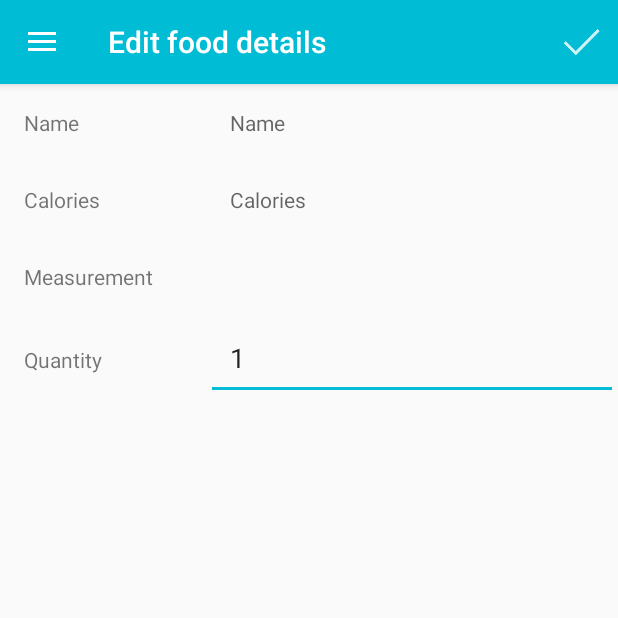
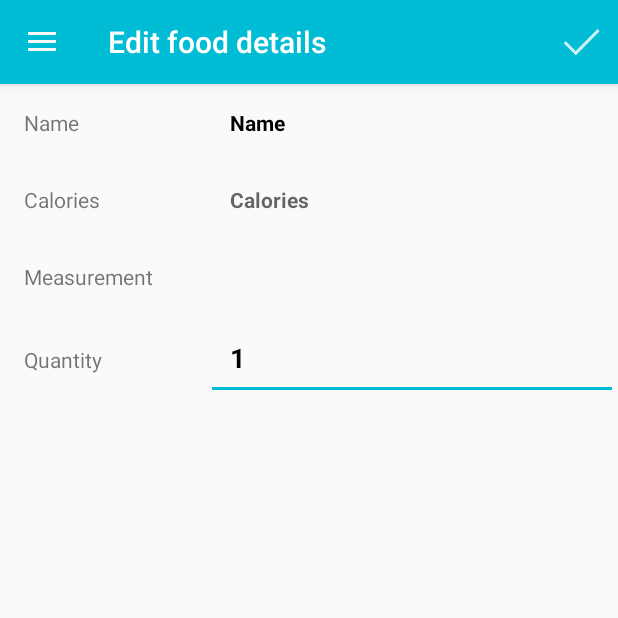
Before and after one commit to dorohayon/MyCaloriePhone, an Android app: the AddToDiaryActivity screen opened directly, with no data from a screen before it, on a phone screen of 412 x 824 dp, the top half of it. Run offline under Robolectric (Android 15) with nearby library versions, the phone set to English and light mode, and no system bars; our stand-ins replace Room's generated code; libraries missing offline, so code that uses them is left out: uk.co.deanwild; 15 statements that could not run were skipped.

Commit message:
improve UI

```diff
--- a/app/src/main/java/com/example/akiscaloriephone/UI/DiaryAdapter.java
+++ b/app/src/main/java/com/example/akiscaloriephone/UI/DiaryAdapter.java
@@ -54,7 +54,7 @@ public class DiaryAdapter extends RecyclerView.Adapter<DiaryAdapter.FoodViewHold
     @NonNull
     @Override
     public DiaryAdapter.FoodViewHolder onCreateViewHolder(@NonNull ViewGroup parent, int viewType) {
-        View view = LayoutInflater.from(context).inflate(R.layout.list_item, parent, false);
+        View view = LayoutInflater.from(context).inflate(R.layout.list_item_food_diary, parent, false);
         return new FoodViewHolder(view);
     }
 
--- a/app/src/main/java/com/example/akiscaloriephone/UI/MySportsAdapter.java
+++ b/app/src/main/java/com/example/akiscaloriephone/UI/MySportsAdapter.java
@@ -50,7 +50,7 @@ public class MySportsAdapter extends RecyclerView.Adapter<MySportsAdapter.MySpor
     @NonNull
     @Override
     public MySportsAdapter.MySportsViewHolder onCreateViewHolder(@NonNull ViewGroup parent, int viewType) {
-        View view = LayoutInflater.from(context).inflate(R.layout.list_item_my_sport, parent, false);
+        View view = LayoutInflater.from(context).inflate(R.layout.list_item_sport_diary, parent, false);
         return new MySportsViewHolder(view);    }
 
     @Override
--- a/app/src/main/java/com/example/akiscaloriephone/UI/SportDiaryFragment.java
+++ b/app/src/main/java/com/example/akiscaloriephone/UI/SportDiaryFragment.java
@@ -111,6 +111,8 @@ public class SportDiaryFragment extends Fragment implements MainActivity.OnNextD
         SharedPreferences.Editor editor = sharedPreferences.edit();
         stepsCount = (TextView) view.findViewById(R.id.totalSteps);
         stepsCount.setText(getResources().getString(R.string.total_steps) +": " + sharedPreferences.getFloat(AppContract.STEP_PREFENCES, 0));
+        if(!sharedPreferences.getBoolean("stepCounterSwitch",false))
+            stepsCount.setVisibility(View.INVISIBLE);
         db=AppDatabase.getInstance(getContext());
 
         // set up the RecyclerView of sports
--- a/app/src/main/res/layout/activity_add_to_diary.xml
+++ b/app/src/main/res/layout/activity_add_to_diary.xml
@@ -25,8 +25,10 @@
             android:id="@+id/foodname_add_to_diary"
             android:layout_width="wrap_content"
             android:layout_height="wrap_content"
-            android:hint="@string/name"
-            android:padding="16dp" />
+            android:padding="16dp"
+            android:text="@string/name"
+            android:textStyle="bold"
+            android:textColor="#000000" />
 
     </LinearLayout>
 
@@ -49,6 +51,8 @@
             android:layout_height="wrap_content"
             android:layout_weight="2"
             android:hint="@string/calories"
+            android:textStyle="bold"
+            android:textColor="#000000"
             android:padding="16dp" />
 
 
@@ -69,6 +73,8 @@
             android:id="@+id/foodsize_add_to_diary"
             android:layout_width="wrap_content"
             android:layout_height="wrap_content"
+            android:textStyle="bold"
+            android:textColor="#000000"
             android:paddingLeft="10dp"
             android:paddingTop="16dp"
             android:paddingRight="16dp"
@@ -98,6 +104,8 @@
             android:layout_weight="2"
             android:hint="@string/quantity"
             android:inputType="numberDecimal"
+            android:textStyle="bold"
+            android:textColor="#000000"
             android:padding="16dp"
             android:importantForAutofill="no" />
 
--- a/app/src/main/res/layout/activity_foodlist.xml
+++ b/app/src/main/res/layout/activity_foodlist.xml
@@ -16,6 +16,7 @@
         android:layout_height="wrap_content"
         android:layout_marginTop="8dp"
         android:layout_marginBottom="8dp"
+        android:layoutDirection="ltr"
         android:orientation="horizontal">
 
         <SearchView
--- a/app/src/main/res/layout/activity_sports_list.xml
+++ b/app/src/main/res/layout/activity_sports_list.xml
@@ -12,6 +12,7 @@
         android:layout_width="match_parent"
         android:layout_height="wrap_content"
         android:layout_marginTop="8dp"
+        android:layoutDirection="ltr"
         android:queryHint="Enter sport name" />
 
     <androidx.recyclerview.widget.RecyclerView
--- a/app/src/main/res/values/strings.xml
+++ b/app/src/main/res/values/strings.xml
@@ -24,7 +24,7 @@
     <string name="yourDetails">Your Details</string>
     <string name="yourtargetWeight">Target weight</string>
     <string name="levelOfPhisicalActivity">Level of physical activity</string>
-    <string name="HowMuchWeightPerWeek">How much weight you want to\nlose/gain per week</string>
+    <string name="HowMuchWeightPerWeek">Weight loss/gain target per week</string>
     <string name="useStepCounter">Use step counter</string>
     <string name="stepCounter">Step counter</string>
     <string name="yourFavoritesFoods">Your favorites foods\n\n\nBreakfest</string>
@@ -40,7 +40,7 @@
     <string name="Clickheretoeditfavoritelunchfoods">Click here to edit favorite lunch foods</string>
     <string name="calories">Calories</string>
     <string name="measurement">Measurement</string>
-    <string name="enter_details_diary_fragment">Please enter your details in order to calculate recommended values.</string>
+    <string name="enter_details_diary_fragment">In order to calculate recommended consumption values,please insert your personal details</string>
     <string name="total_calories">Total calories</string>
     <string name="destination_calories">destination calories</string>
     <string name="total_steps">Total steps</string>
@@ -84,7 +84,7 @@
     <string name="clicktochooseintensity">Click here to Choose the intensity of your sport</string>
     <string name="clicktochoosehowlong">Click here to set how long your sport last in minutes</string>
     <string name="sportadded">Sport Added</string>
-    <string name="hellowelcome">Hello, Welcome to My CaloriePhone !\nIn order to calculate recommended values, You need to set your details.\nYou can perform it by this button or from settings.</string>
+    <string name="hellowelcome">Hello, Welcome to My CaloriePhone !\nIn order to calculate recommended consumption values,please insert your personal details.\nYou can perform it by this button or from settings.</string>
     <string name="hereyouchoosefood">here you Choose food to add to your diary</string>
     <string name="hereyouswitchprevious">here you switch to previous day</string>
     <string name="hereyouswitchnext">here you switch to next day</string>
```
Also changed, not shown: app/src/main/res/layout/activity_edit_and_add_sport.xml (+8 -0 lines), app/src/main/res/layout/list_item_food_diary.xml (renamed from app/src/main/res/layout/list_item.xml), app/src/main/res/layout/list_item_sport_diary.xml (renamed from app/src/main/res/layout/list_item_my_sport.xml), 1 other file.
